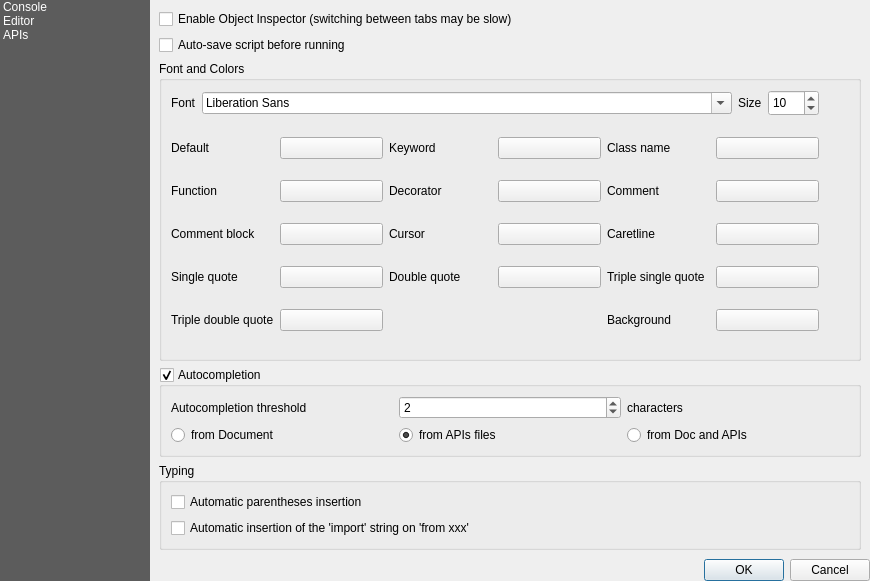
Qt form python/console/console_settings.ui (carsmie/QGIS) before a commit.
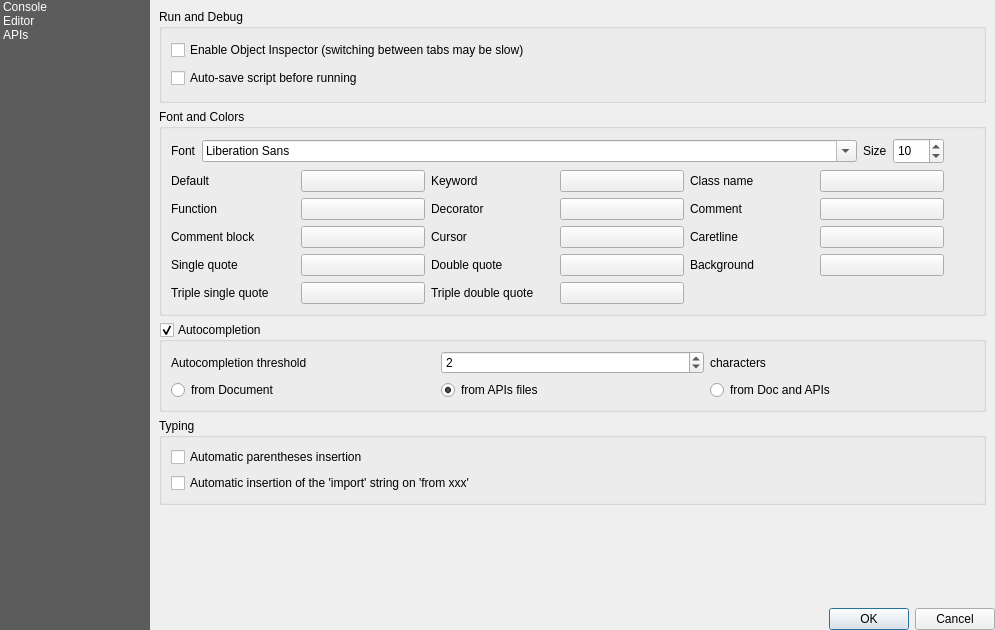
The same form after that commit. The open tabs and pages were chosen to show the change. Icons and pictures are not drawn. Custom widgets are drawn as their Qt base class.

Commit message:
[python console] improve settings UI (#7041)
- improve UI spacing
- harmonize reset icon

Diff of the .ui file:
```diff
--- a/python/console/console_settings.ui
+++ b/python/console/console_settings.ui
@@ -9,8 +9,8 @@
    <rect>
     <x>0</x>
     <y>0</y>
-    <width>870</width>
-    <height>581</height>
+    <width>995</width>
+    <height>630</height>
    </rect>
   </property>
   <property name="sizePolicy">
@@ -644,23 +644,44 @@
             <number>0</number>
            </property>
            <item row="0" column="0">
-            <widget class="QCheckBox" name="enableObjectInspector">
-             <property name="text">
-              <string>Enable Object Inspector (switching between tabs may be slow)</string>
+            <widget class="QgsCollapsibleGroupBox" name="groupBoxRunDebugEditor">
+             <property name="sizePolicy">
+              <sizepolicy hsizetype="MinimumExpanding" vsizetype="MinimumExpanding">
+               <horstretch>0</horstretch>
+               <verstretch>0</verstretch>
+              </sizepolicy>
              </property>
-             <property name="checked">
+             <property name="title">
+              <string>Run and Debug</string>
+             </property>
+             <property name="collapsed" stdset="0">
               <bool>false</bool>
              </property>
+             <property name="saveCollapsedState" stdset="0">
+              <bool>true</bool>
+             </property>
+             <layout class="QGridLayout" name="gridLayout_14">
+              <item row="0" column="0">
+               <widget class="QCheckBox" name="enableObjectInspector">
+                <property name="text">
+                 <string>Enable Object Inspector (switching between tabs may be slow)</string>
+                </property>
+                <property name="checked">
+                 <bool>false</bool>
+                </property>
+               </widget>
+              </item>
+              <item row="1" column="0">
+               <widget class="QCheckBox" name="autoSaveScript">
+                <property name="text">
+                 <string>Auto-save script before running</string>
+                </property>
+               </widget>
+              </item>
+             </layout>
             </widget>
            </item>
            <item row="1" column="0">
-            <widget class="QCheckBox" name="autoSaveScript">
-             <property name="text">
-              <string>Auto-save script before running</string>
-             </property>
-            </widget>
-           </item>
-           <item row="2" column="0">
             <widget class="QgsCollapsibleGroupBox" name="groupBoxFontColorEditor">
              <property name="sizePolicy">
               <sizepolicy hsizetype="MinimumExpanding" vsizetype="MinimumExpanding">
@@ -890,42 +911,42 @@
                   </property>
                  </widget>
                 </item>
-                <item row="3" column="4">
+                <item row="4" column="0">
                  <widget class="QLabel" name="label_34">
                   <property name="text">
                    <string>Triple single quote</string>
                   </property>
                  </widget>
                 </item>
-                <item row="3" column="5">
+                <item row="4" column="1">
                  <widget class="QgsColorButton" name="tripleSingleQuoteFontColorEditor">
                   <property name="text">
                    <string/>
                   </property>
                  </widget>
                 </item>
-                <item row="4" column="0">
+                <item row="4" column="2">
                  <widget class="QLabel" name="label_35">
                   <property name="text">
                    <string>Triple double quote</string>
                   </property>
                  </widget>
                 </item>
-                <item row="4" column="1">
+                <item row="4" column="3">
                  <widget class="QgsColorButton" name="tripleDoubleQuoteFontColorEditor">
                   <property name="text">
                    <string/>
                   </property>
                  </widget>
                 </item>
-                <item row="4" column="4">
+                <item row="3" column="4">
                  <widget class="QLabel" name="label_21">
                   <property name="text">
                    <string>Background</string>
                   </property>
                  </widget>
                 </item>
-                <item row="4" column="5">
+                <item row="3" column="5">
                  <widget class="QgsColorButton" name="paperBackgroundColorEditor">
                   <property name="text">
                    <string/>
@@ -967,7 +988,7 @@
              </layout>
             </widget>
            </item>
-           <item row="3" column="0">
+           <item row="2" column="0">
             <widget class="QgsCollapsibleGroupBox" name="groupBoxAutoCompletionEditor">
              <property name="title">
               <string>Autocompletion</string>
@@ -1052,7 +1073,7 @@
              </layout>
             </widget>
            </item>
-           <item row="4" column="0">
+           <item row="3" column="0">
             <widget class="QgsCollapsibleGroupBox" name="groupBox_5">
              <property name="title">
               <string>Typing</string>
@@ -1085,6 +1106,19 @@
              </layout>
             </widget>
            </item>
+           <item row="5" column="0">
+            <spacer name="verticalSpacer">
+             <property name="orientation">
+              <enum>Qt::Vertical</enum>
+             </property>
+             <property name="sizeHint" stdset="0">
+              <size>
+               <width>20</width>
+               <height>0</height>
+              </size>
+             </property>
+            </spacer>
+           </item>
           </layout>
          </widget>
         </widget>
```
Left out of the diff: 29 changed lines with no effect on the pictures. The commit also changes 3 other files.
